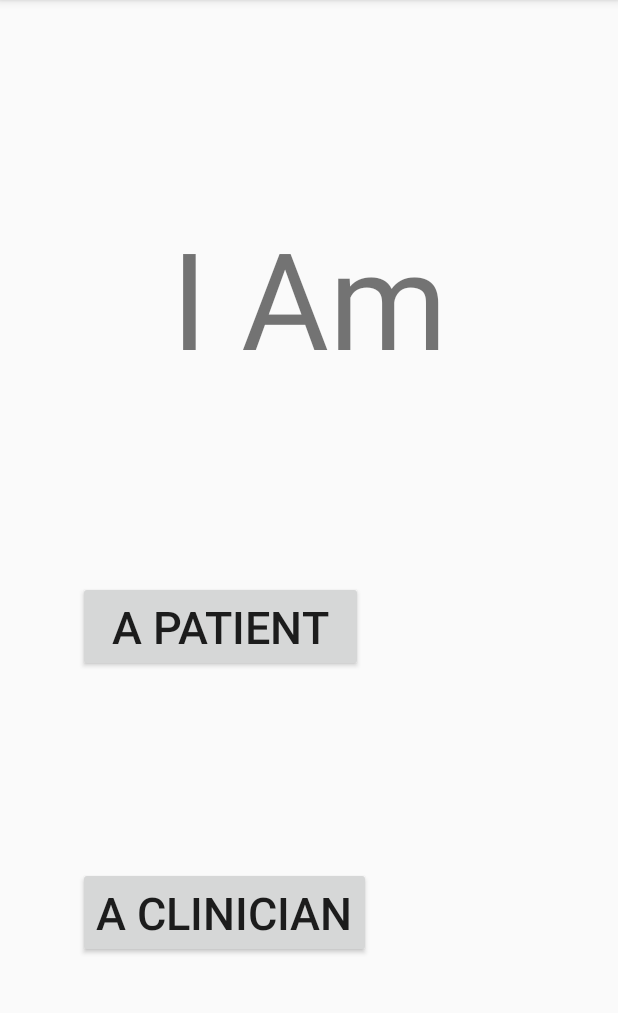
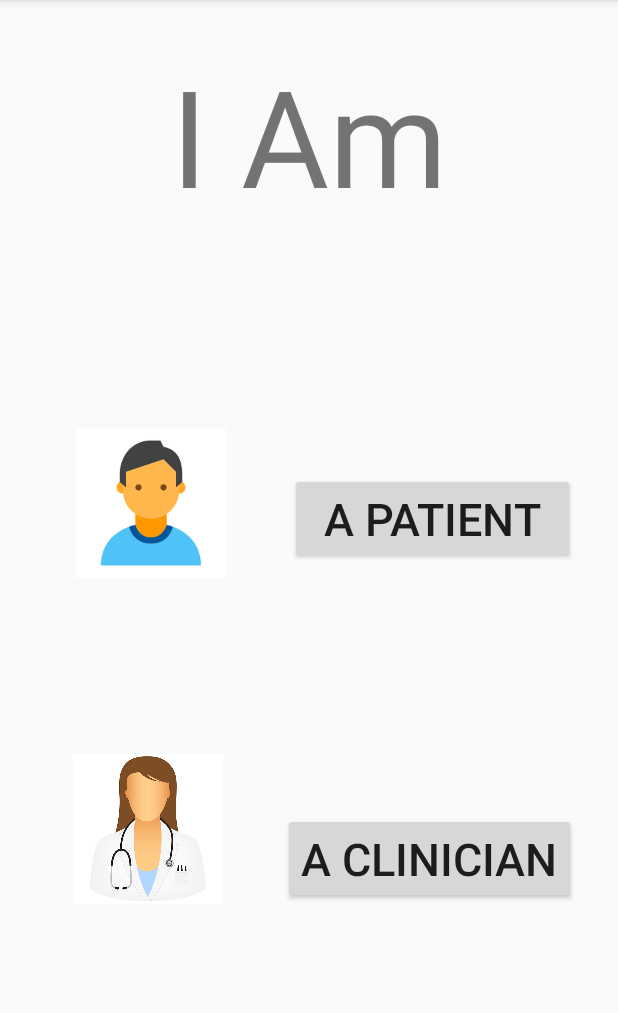
Before and after one commit to RebeccaLassiter/MATCHA, an Android app: the screen it shows after launch (MainActivity), on a phone screen of 412 x 824 dp, the part 84-1097 px from its top. Run offline under Robolectric (Android 15) with nearby library versions, the phone set to English and light mode, and no system bars.

Commit message:
Home Page

```diff
--- a/app/src/main/res/layout/activity_main.xml
+++ b/app/src/main/res/layout/activity_main.xml
@@ -10,12 +10,10 @@
         android:id="@+id/textView2"
         android:layout_width="wrap_content"
         android:layout_height="wrap_content"
-        android:layout_marginTop="8dp"
+        android:layout_marginTop="30dp"
         android:text="@string/pg1Title"
         android:textSize="90sp"
-        app:layout_constraintBottom_toTopOf="@+id/button"
         app:layout_constraintEnd_toEndOf="parent"
-        app:layout_constraintHorizontal_bias="0.5"
         app:layout_constraintStart_toStartOf="parent"
         app:layout_constraintTop_toTopOf="parent" />
 
@@ -23,11 +21,16 @@
         android:id="@+id/button"
         android:layout_width="190dp"
         android:layout_height="wrap_content"
-        android:layout_marginStart="52dp"
-        android:layout_marginLeft="52dp"
+        android:layout_marginStart="172dp"
+        android:layout_marginLeft="172dp"
+        android:layout_marginEnd="8dp"
+        android:layout_marginRight="8dp"
         android:text="@string/patient_button"
         android:textSize="30sp"
         app:layout_constraintBottom_toTopOf="@+id/button2"
+        app:layout_constraintEnd_toEndOf="parent"
+        app:layout_constraintHorizontal_bias="0.5"
+        app:layout_constraintStart_toEndOf="@+id/imageView2"
         app:layout_constraintStart_toStartOf="parent"
         app:layout_constraintTop_toBottomOf="@+id/textView2" />
 
@@ -35,12 +38,46 @@
         android:id="@+id/button2"
         android:layout_width="wrap_content"
         android:layout_height="wrap_content"
-        android:layout_marginStart="52dp"
-        android:layout_marginLeft="52dp"
+        android:layout_marginStart="168dp"
+        android:layout_marginLeft="168dp"
+        android:layout_marginEnd="8dp"
+        android:layout_marginRight="8dp"
         android:text="@string/clinician_button"
         android:textSize="30sp"
         app:layout_constraintBottom_toBottomOf="parent"
+        app:layout_constraintEnd_toEndOf="parent"
+        app:layout_constraintHorizontal_bias="0.5"
+        app:layout_constraintStart_toEndOf="@+id/imageView"
         app:layout_constraintStart_toStartOf="parent"
         app:layout_constraintTop_toBottomOf="@+id/button" />
 
+    <ImageView
+        android:id="@+id/imageView"
+        android:layout_width="100dp"
+        android:layout_height="100dp"
+        android:layout_marginStart="8dp"
+        android:layout_marginLeft="8dp"
+        app:layout_constraintBottom_toBottomOf="@+id/button2"
+        app:layout_constraintEnd_toEndOf="parent"
+        app:layout_constraintEnd_toStartOf="@+id/button2"
+        app:layout_constraintHorizontal_bias="0.5"
+        app:layout_constraintStart_toStartOf="parent"
+        app:layout_constraintTop_toTopOf="@+id/button2"
+        app:layout_constraintVertical_bias="1.0"
+        app:srcCompat="@drawable/doctor" />
+
+    <ImageView
+        android:id="@+id/imageView2"
+        android:layout_width="100dp"
+        android:layout_height="100dp"
+        android:layout_marginStart="8dp"
+        android:layout_marginLeft="8dp"
+        app:layout_constraintBottom_toBottomOf="@+id/button"
+        app:layout_constraintEnd_toStartOf="@+id/button"
+        app:layout_constraintHorizontal_bias="0.5"
+        app:layout_constraintStart_toStartOf="parent"
+        app:layout_constraintTop_toTopOf="@+id/button"
+        app:layout_constraintVertical_bias="0.765"
+        app:srcCompat="@drawable/person" />
+
 </android.support.constraint.ConstraintLayout>
```
Also changed, not shown: app/src/main/res/drawable/doctor.jpg (added), app/src/main/res/drawable/person.png (added).
